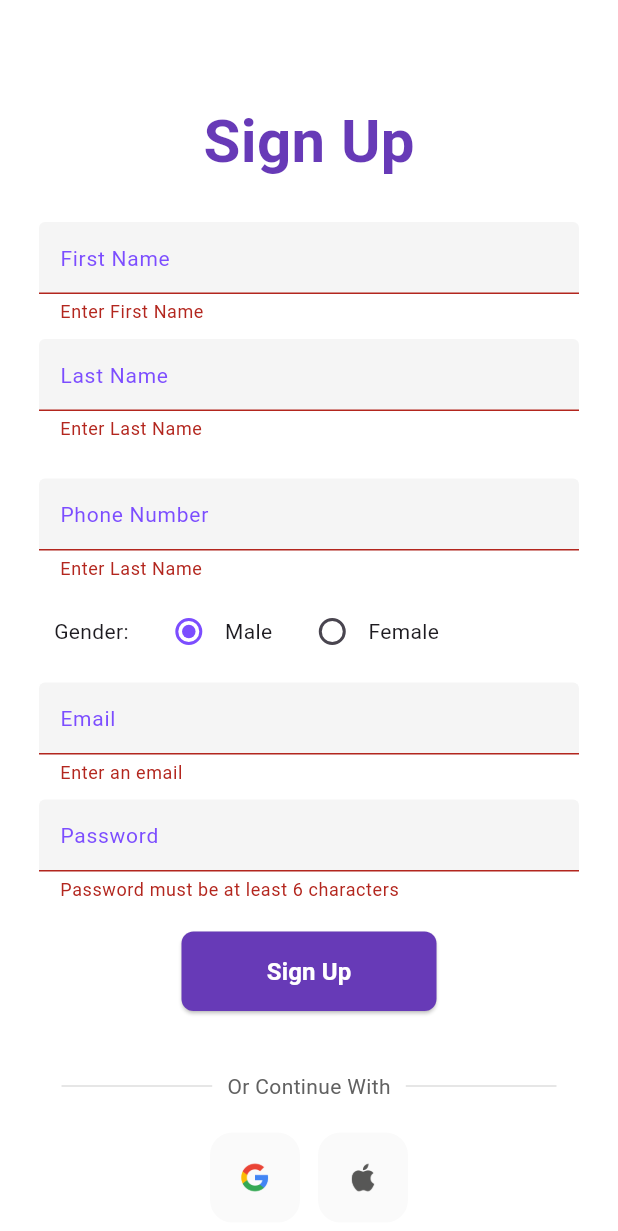
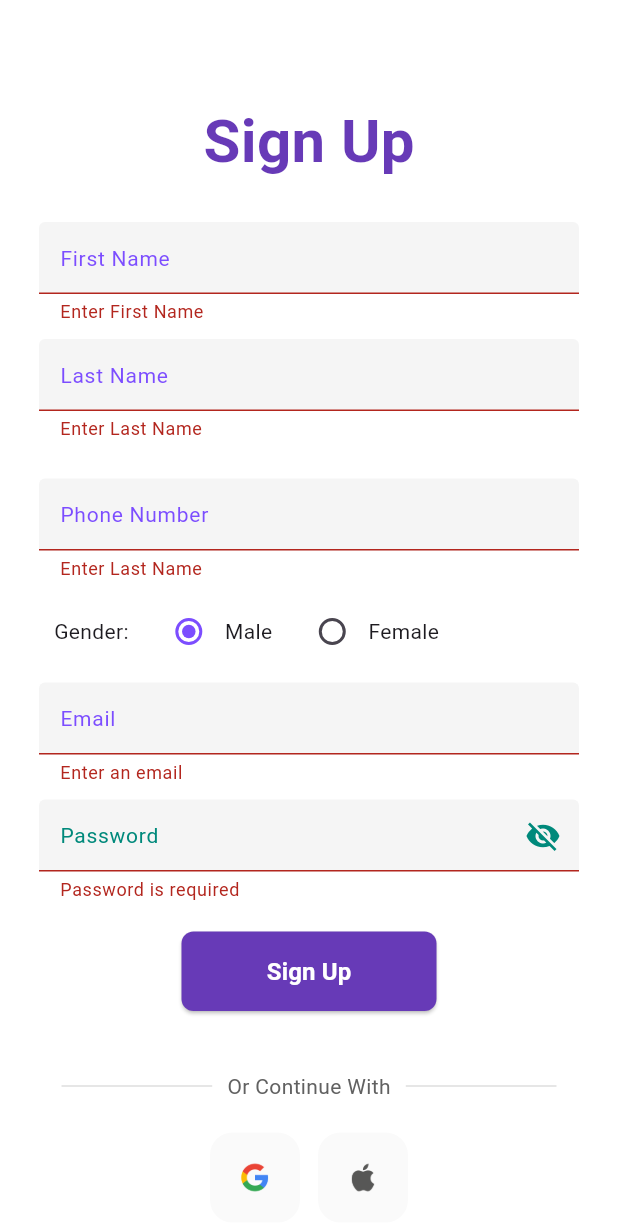
Before and after one commit to Nasiali-Eden/CityWatch, a Flutter app: the UserRegistration screen opened directly, after a tap on "Sign Up", on a phone screen of 412 x 824 dp. Shown: the top 1231 px of the screen. Run offline on Flutter 3.47's test engine with Material 3 defaults, Android fonts, the phone set to English and light mode, and no system bars; our stand-ins replace cloud_firestore, firebase_auth, firebase_core; accounts and stored records are empty.

Commit message:
Password

```diff
--- a/lib/Organization/Authentication/org_registration.dart
+++ b/lib/Organization/Authentication/org_registration.dart
@@ -1,6 +1,7 @@
 import 'package:flutter/material.dart';
 import '../../Reusables/footer/footer.dart';
 import '../../Reusables/footer/logo.dart';
+import '../../Reusables/inputfields/password.dart';
 import '../../Reusables/inputfields/textfields.dart';
 import '../../Services/Authentication/auth.dart';
 import '../../Shared/login.dart';
@@ -228,13 +229,17 @@ class _OrganizationRegistrationState extends State<OrganizationRegistration> {
                   onChanged: _onEmailChanged,
                 ),
                 const SizedBox(height: 10),
-                MyTextField(
+                PasswordInput(
                   controller: passwordController,
-                  obscureText: true,
-                  validator: (value) =>
-                  value!.length < 6 ? 'Password must be at least 6 characters' : null,
-                  labelText: 'Password',
                   onChanged: _onPasswordChanged,
+                  validator: (value) {
+                    if (value == null || value.isEmpty) {
+                      return 'Password is required';
+                    } else if (value.length < 6) {
+                      return 'Password must be at least 6 characters';
+                    }
+                    return null;
+                  },
                 ),
                 const SizedBox(height: 20),
                 Container(
--- /dev/null
+++ b/lib/Reusables/inputfields/password.dart
@@ -0,0 +1,55 @@
+import 'package:flutter/material.dart';
+
+class PasswordInput extends StatefulWidget {
+  final TextEditingController controller;
+  final ValueChanged<String>? onChanged;
+  final String? Function(String?)? validator;
+
+  const PasswordInput({super.key, required this.controller, required this.onChanged, required this.validator});
+
+  @override
+  _PasswordInputState createState() => _PasswordInputState();
+}
+
+class _PasswordInputState extends State<PasswordInput> {
+  bool _obscureText = true;
+
+  @override
+  Widget build(BuildContext context) {
+    return Padding(
+      padding: const EdgeInsets.symmetric(horizontal: 10.0, vertical: 0),
+      child: TextFormField(
+        cursorColor: Colors.black,
+        cursorWidth: 0.5,
+        controller: widget.controller,
+        obscureText: _obscureText,
+        onChanged: widget.onChanged,
+        decoration: InputDecoration(
+          contentPadding: EdgeInsets.symmetric(horizontal: 10, vertical: 0.0),
+          enabledBorder: OutlineInputBorder(
+            borderSide: BorderSide(color: Colors.grey.shade100),
+          ),
+          focusedBorder: OutlineInputBorder(
+            borderSide: BorderSide(color: Colors.black54, width: 0.1),
+          ),
+          fillColor: Colors.grey.shade100,
+          filled: true,
+          labelText: 'Password',
+          labelStyle: TextStyle(color: Colors.teal[600], fontSize: 14),
+          suffixIcon: IconButton(
+            icon: Icon(
+              _obscureText ? Icons.visibility_off : Icons.visibility,
+              color: Colors.teal[600],
+            ),
+            onPressed: () {
+              setState(() {
+                _obscureText = !_obscureText;
+              });
+            },
+          ),
+        ),
+        validator: widget.validator,
+      ),
+    );
+  }
+}
--- a/lib/User/Authentication/user_registration.dart
+++ b/lib/User/Authentication/user_registration.dart
@@ -1,6 +1,7 @@
 import 'package:flutter/material.dart';
 import '../../Reusables/footer/footer.dart';
 import '../../Reusables/footer/logo.dart';
+import '../../Reusables/inputfields/password.dart';
 import '../../Reusables/inputfields/textfields.dart';
 import '../../Services/Authentication/auth.dart';
 import '../../Shared/login.dart';
@@ -162,13 +163,17 @@ class _UserRegistrationState extends State<UserRegistration> {
                   onChanged: _onEmailChanged,
                 ),
                 const SizedBox(height: 10),
-                MyTextField(
+                PasswordInput(
                   controller: passwordController,
-                  obscureText: true,
-                  validator: (value) =>
-                  value!.length < 6 ? 'Password must be at least 6 characters' : null,
-                  labelText: 'Password',
                   onChanged: _onPasswordChanged,
+                  validator: (value) {
+                    if (value == null || value.isEmpty) {
+                      return 'Password is required';
+                    } else if (value.length < 6) {
+                      return 'Password must be at least 6 characters';
+                    }
+                    return null;
+                  },
                 ),
                 const SizedBox(height: 20),
                 Container(
```
